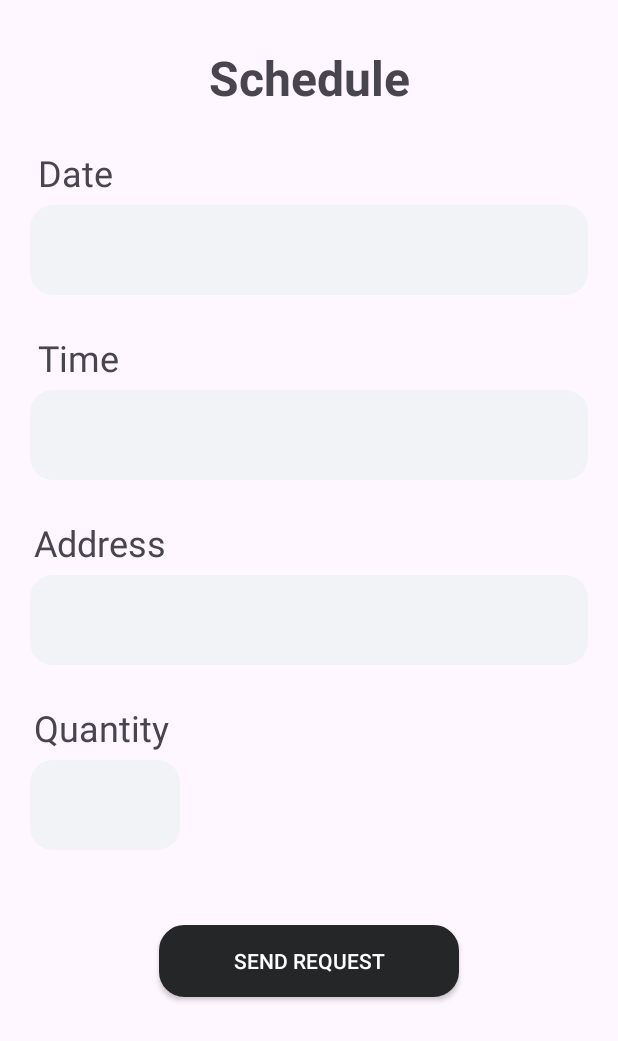
After one commit to BrandonLi03/Waste2Cash, an Android app: the FormPage screen opened directly, with no data from a screen before it, on a phone screen of 412 x 824 dp. The commit adds this screen. Shown: the top 1041 px of the screen. Run offline under Robolectric (Android 15) with nearby library versions, the phone set to English and light mode, and no system bars.

Commit message:
first commit

```diff
--- /dev/null
+++ b/app/src/main/java/com/example/waste2cash/FormPage.kt
@@ -0,0 +1,47 @@
+package com.example.waste2cash
+
+import android.os.Bundle
+import android.widget.Button
+import android.widget.EditText
+import android.widget.Toast
+import androidx.activity.enableEdgeToEdge
+import androidx.appcompat.app.AppCompatActivity
+import androidx.core.view.ViewCompat
+import androidx.core.view.WindowInsetsCompat
+import com.example.waste2cash.Database.DatabaseHelper
+import com.example.waste2cash.Model.Category
+
+class FormPage : AppCompatActivity() {
+    override fun onCreate(savedInstanceState: Bundle?) {
+        super.onCreate(savedInstanceState)
+        enableEdgeToEdge()
+        setContentView(R.layout.activity_form_page)
+
+        val dateEt = findViewById<EditText>(R.id.et_date)
+        val timeEt = findViewById<EditText>(R.id.et_time)
+        val addressEt = findViewById<EditText>(R.id.et_address)
+        val quantityEt = findViewById<EditText>(R.id.et_quantity)
+        val sendBtn = findViewById<Button>(R.id.btn_request)
+
+        val dbHelper = DatabaseHelper(this)
+
+        sendBtn.setOnClickListener {
+            val date = dateEt.text.toString().trim()
+            val time = timeEt.text.toString().trim()
+            val address = addressEt.text.toString().trim()
+            val quantity = quantityEt.text.toString().toIntOrNull()
+            val category = intent.getStringExtra("category") ?: ""
+            val userId = intent.getIntExtra("userId", -1)
+
+            if (date.isEmpty() || time.isEmpty() || address.isEmpty() || quantity == null) {
+                Toast.makeText(this, "Please fill all fields", Toast.LENGTH_SHORT).show()
+                return@setOnClickListener
+            }
+
+            dbHelper.insertTransaction(userId, category, quantity,date, time, address)
+
+            Toast.makeText(this, "Transaction saved!", Toast.LENGTH_SHORT).show()
+            finish()
+        }
+    }
+}
--- a/app/src/main/java/com/example/waste2cash/SignUpPage.kt
+++ b/app/src/main/java/com/example/waste2cash/SignUpPage.kt
@@ -30,6 +30,7 @@ class SignUpPage : AppCompatActivity() {
             val username = inputUsername.text.toString()
             val email = inputEmail.text.toString()
             val password = inputPassword.text.toString()
+            val userId = intent.getIntExtra("userId", -1)
 
 
             if (email == "" || password == "" || username == "") {
@@ -44,6 +45,8 @@ class SignUpPage : AppCompatActivity() {
 
                 databaseHelper.insertUser(username, email, password)
                 val intent =  Intent(this, SignInPage::class.java)
+                intent.putExtra("username", username)
+                intent.putExtra("userId", userId)
                 startActivity(intent)
                 finish()
             }
--- /dev/null
+++ b/app/src/main/res/layout/activity_form_page.xml
@@ -0,0 +1,134 @@
+<?xml version="1.0" encoding="utf-8"?>
+<androidx.constraintlayout.widget.ConstraintLayout xmlns:android="http://schemas.android.com/apk/res/android"
+    xmlns:app="http://schemas.android.com/apk/res-auto"
+    xmlns:tools="http://schemas.android.com/tools"
+    android:id="@+id/main"
+    android:layout_width="match_parent"
+    android:layout_height="match_parent"
+    tools:context=".FormPage">
+
+    <TextView
+        android:id="@+id/tv_schedule"
+        android:layout_width="wrap_content"
+        android:layout_height="wrap_content"
+        android:layout_marginTop="30dp"
+        android:text="Schedule"
+        android:textSize="32sp"
+        android:textStyle="bold"
+        app:layout_constraintEnd_toEndOf="parent"
+        app:layout_constraintStart_toStartOf="parent"
+        app:layout_constraintTop_toTopOf="parent" />
+
+    <TextView
+        android:id="@+id/tv_date"
+        android:layout_width="wrap_content"
+        android:layout_height="wrap_content"
+        android:layout_marginTop="25dp"
+        android:text="Date"
+        android:textSize="24sp"
+        app:layout_constraintEnd_toEndOf="parent"
+        app:layout_constraintHorizontal_bias="0.07"
+        app:layout_constraintStart_toStartOf="parent"
+        app:layout_constraintTop_toBottomOf="@+id/tv_schedule" />
+
+    <EditText
+        android:id="@+id/et_date"
+        android:layout_width="match_parent"
+        android:layout_height="60dp"
+        android:background="@drawable/et_border"
+        app:layout_constraintEnd_toEndOf="parent"
+        android:layout_marginStart="20dp"
+        android:layout_marginEnd="20dp"
+        android:layout_marginTop="5dp"
+        app:layout_constraintStart_toStartOf="parent"
+        app:layout_constraintTop_toBottomOf="@+id/tv_date" />
+
+    <TextView
+        android:id="@+id/tv_time"
+        android:layout_width="wrap_content"
+        android:layout_height="wrap_content"
+        android:layout_marginTop="25dp"
+        android:text="Time"
+        android:textSize="24sp"
+        app:layout_constraintEnd_toEndOf="parent"
+        app:layout_constraintHorizontal_bias="0.07"
+        app:layout_constraintStart_toStartOf="parent"
+        app:layout_constraintTop_toBottomOf="@+id/et_date" />
+
+    <EditText
+        android:id="@+id/et_time"
+        android:layout_width="match_parent"
+        android:layout_height="60dp"
+        android:background="@drawable/et_border"
+        app:layout_constraintEnd_toEndOf="parent"
+        android:layout_marginStart="20dp"
+        android:layout_marginEnd="20dp"
+        android:layout_marginTop="5dp"
+        app:layout_constraintStart_toStartOf="parent"
+        app:layout_constraintTop_toBottomOf="@+id/tv_time" />
+
+    <TextView
+        android:id="@+id/tv_address"
+        android:layout_width="wrap_content"
+        android:layout_height="wrap_content"
+        android:layout_marginTop="25dp"
+        android:text="Address"
+        android:textSize="24sp"
+        app:layout_constraintEnd_toEndOf="parent"
+        app:layout_constraintHorizontal_bias="0.07"
+        app:layout_constraintStart_toStartOf="parent"
+        app:layout_constraintTop_toBottomOf="@+id/et_time" />
+
+    <EditText
+        android:id="@+id/et_address"
+        android:layout_width="match_parent"
+        android:layout_height="60dp"
+        android:background="@drawable/et_border"
+        app:layout_constraintEnd_toEndOf="parent"
+        android:layout_marginStart="20dp"
+        android:layout_marginEnd="20dp"
+        android:layout_marginTop="5dp"
+        app:layout_constraintStart_toStartOf="parent"
+        app:layout_constraintTop_toBottomOf="@+id/tv_address" />
+
+    <TextView
+        android:id="@+id/tv_quantity"
+        android:layout_width="wrap_content"
+        android:layout_height="wrap_content"
+        android:layout_marginTop="25dp"
+        android:text="Quantity"
+        android:textSize="24sp"
+        app:layout_constraintEnd_toEndOf="parent"
+        app:layout_constraintHorizontal_bias="0.07"
+        app:layout_constraintStart_toStartOf="parent"
+        app:layout_constraintTop_toBottomOf="@+id/et_address"
+        />
+
+    <EditText
+        android:id="@+id/et_quantity"
+        android:layout_width="100dp"
+        android:layout_height="60dp"
+        android:layout_marginStart="20dp"
+        android:layout_marginTop="5dp"
+        android:layout_marginEnd="20dp"
+        android:background="@drawable/et_border"
+        app:layout_constraintEnd_toEndOf="parent"
+        app:layout_constraintHorizontal_bias="0.0"
+        app:layout_constraintStart_toStartOf="parent"
+        app:layout_constraintTop_toBottomOf="@+id/tv_quantity" />
+
+    <androidx.appcompat.widget.AppCompatButton
+        android:id="@+id/btn_request"
+        android:layout_width="200dp"
+        android:layout_height="wrap_content"
+        android:text="Send Request"
+        android:textColor="@color/white"
+        android:background="@drawable/normal_black_button"
+        android:layout_marginTop="50dp"
+        app:layout_constraintStart_toStartOf="parent"
+        app:layout_constraintEnd_toEndOf="parent"
+        app:layout_constraintTop_toBottomOf="@+id/et_quantity"/>
+
+
+
+</androidx.constraintlayout.widget.ConstraintLayout>
--- a/gradle/libs.versions.toml
+++ b/gradle/libs.versions.toml
@@ -1,5 +1,5 @@
 [versions]
-agp = "8.6.0"
+agp = "8.4.1"
 kotlin = "1.9.0"
 coreKtx = "1.15.0"
 junit = "4.13.2"
```
Also changed, not shown: app/src/main/AndroidManifest.xml (+12 -0 lines), app/src/main/java/com/example/waste2cash/CategoryPage.kt (+12 -4 lines), app/src/main/java/com/example/waste2cash/Database/DatabaseHelper.kt (+24 -2 lines), app/src/main/java/com/example/waste2cash/HomePage.kt (+15 -2 lines), app/src/main/java/com/example/waste2cash/HowToSellPage.kt (added, +20 -0 lines), app/src/main/java/com/example/waste2cash/SignInPage.kt (+9 -0 lines), app/src/main/res/layout/activity_how_to_sell_page.xml (added, +49 -0 lines).
